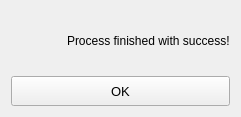
Qt form src/siriushlacon/vbc/ui/OK_message.ui (lnls-sirius/pydm-opi) before a commit.
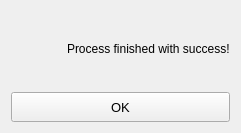
The same form after that commit. Icons and pictures are not drawn.

The edit to the form file:
```diff
--- a/src/siriushlacon/vbc/ui/OK_message.ui
+++ b/src/siriushlacon/vbc/ui/OK_message.ui
@@ -7,7 +7,7 @@
     <x>0</x>
     <y>0</y>
     <width>241</width>
-    <height>117</height>
+    <height>133</height>
    </rect>
   </property>
   <property name="windowTitle">
```
Left out of the diff: 3 changed lines with no effect on the pictures.
